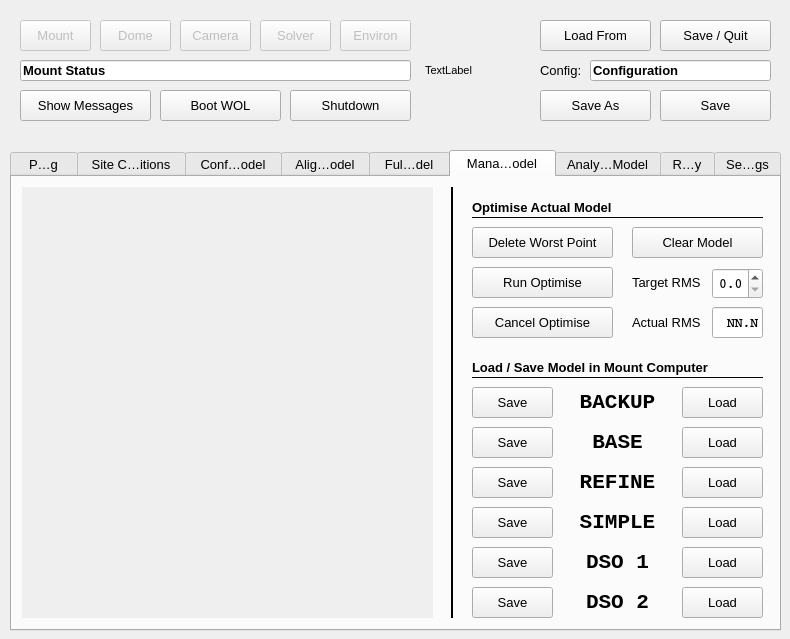
Qt form mountwizzard/gui/wizzard_main_ui.ui (sayitfast/MountWizzard3) before a commit.
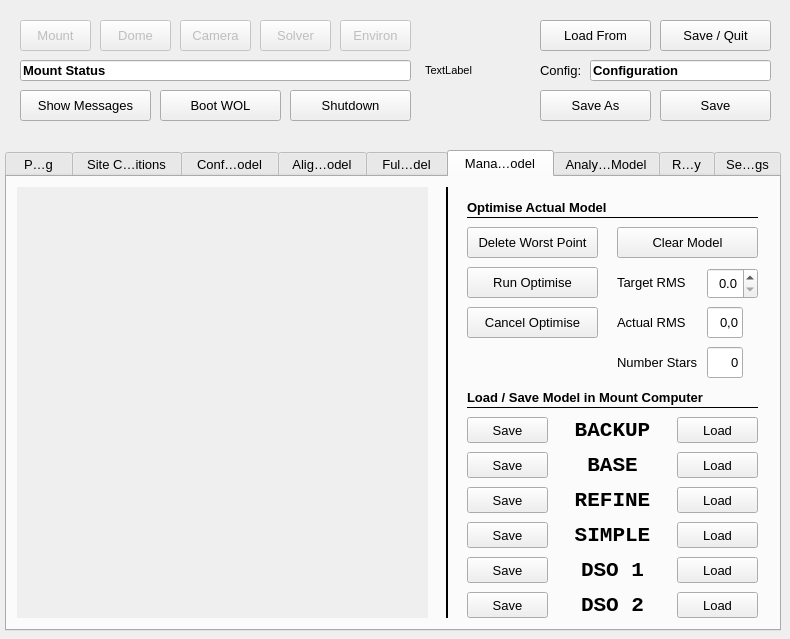
The same form after that commit. The open tabs and pages were chosen to show the change. Custom widgets are drawn as their Qt base class.

What changed in the file:
```diff
--- a/mountwizzard/gui/wizzard_main_ui.ui
+++ b/mountwizzard/gui/wizzard_main_ui.ui
@@ -109,9 +109,9 @@
   <widget class="QTabWidget" name="mainTabWidget">
    <property name="geometry">
     <rect>
-     <x>10</x>
+     <x>5</x>
      <y>150</y>
-     <width>771</width>
+     <width>776</width>
      <height>481</height>
     </rect>
    </property>
@@ -7198,7 +7198,7 @@
     <widget class="QLabel" name="label_37">
      <property name="geometry">
       <rect>
-       <x>620</x>
+       <x>610</x>
        <y>90</y>
        <width>71</width>
        <height>31</height>
@@ -7218,7 +7218,7 @@
       <rect>
        <x>460</x>
        <y>90</y>
-       <width>141</width>
+       <width>131</width>
        <height>31</height>
       </rect>
      </property>
@@ -7240,9 +7240,9 @@
      </property>
      <property name="font">
       <font>
-       <family>Courier</family>
-       <weight>75</weight>
-       <bold>true</bold>
+       <family>Arial</family>
+       <weight>50</weight>
+       <bold>false</bold>
       </font>
      </property>
      <property name="alignment">
@@ -7262,9 +7262,9 @@
      <property name="geometry">
       <rect>
        <x>460</x>
-       <y>210</y>
+       <y>240</y>
        <width>81</width>
-       <height>31</height>
+       <height>26</height>
       </rect>
      </property>
      <property name="toolTip">
@@ -7278,9 +7278,9 @@
      <property name="geometry">
       <rect>
        <x>670</x>
-       <y>210</y>
+       <y>240</y>
        <width>81</width>
-       <height>31</height>
+       <height>26</height>
       </rect>
      </property>
      <property name="toolTip">
@@ -7294,7 +7294,7 @@
      <property name="geometry">
       <rect>
        <x>460</x>
-       <y>200</y>
+       <y>230</y>
        <width>291</width>
        <height>1</height>
       </rect>
@@ -7310,9 +7310,9 @@
      <property name="geometry">
       <rect>
        <x>670</x>
-       <y>330</y>
+       <y>345</y>
        <width>81</width>
-       <height>31</height>
+       <height>26</height>
       </rect>
      </property>
      <property name="toolTip">
@@ -7326,9 +7326,9 @@
      <property name="geometry">
       <rect>
        <x>460</x>
-       <y>330</y>
+       <y>345</y>
        <width>81</width>
-       <height>31</height>
+       <height>26</height>
       </rect>
      </property>
      <property name="toolTip">
@@ -7343,7 +7343,7 @@
       <rect>
        <x>460</x>
        <y>50</y>
-       <width>141</width>
+       <width>131</width>
        <height>31</height>
       </rect>
      </property>
@@ -7397,7 +7397,7 @@
      <property name="geometry">
       <rect>
        <x>460</x>
-       <y>180</y>
+       <y>210</y>
        <width>251</width>
        <height>21</height>
       </rect>
@@ -7417,9 +7417,9 @@
      <property name="geometry">
       <rect>
        <x>670</x>
-       <y>250</y>
+       <y>275</y>
        <width>81</width>
-       <height>31</height>
+       <height>26</height>
       </rect>
      </property>
      <property name="toolTip">
@@ -7433,9 +7433,9 @@
      <property name="geometry">
       <rect>
        <x>460</x>
-       <y>250</y>
+       <y>275</y>
        <width>81</width>
-       <height>31</height>
+       <height>26</height>
       </rect>
      </property>
      <property name="toolTip">
@@ -7449,9 +7449,9 @@
      <property name="geometry">
       <rect>
        <x>550</x>
-       <y>210</y>
+       <y>240</y>
        <width>111</width>
-       <height>31</height>
+       <height>26</height>
       </rect>
      </property>
      <property name="font">
@@ -7473,9 +7473,9 @@
      <property name="geometry">
       <rect>
        <x>550</x>
-       <y>250</y>
+       <y>275</y>
        <width>111</width>
-       <height>31</height>
+       <height>26</height>
       </rect>
      </property>
      <property name="font">
@@ -7497,9 +7497,9 @@
      <property name="geometry">
       <rect>
        <x>550</x>
-       <y>330</y>
+       <y>345</y>
        <width>111</width>
-       <height>31</height>
+       <height>26</height>
       </rect>
      </property>
      <property name="font">
@@ -7521,9 +7521,9 @@
      <property name="geometry">
       <rect>
        <x>460</x>
-       <y>370</y>
+       <y>380</y>
        <width>81</width>
-       <height>31</height>
+       <height>26</height>
       </rect>
      </property>
      <property name="toolTip">
@@ -7537,9 +7537,9 @@
      <property name="geometry">
       <rect>
        <x>670</x>
-       <y>370</y>
+       <y>380</y>
        <width>81</width>
-       <height>31</height>
+       <height>26</height>
       </rect>
      </property>
      <property name="toolTip">
@@ -7553,9 +7553,9 @@
      <property name="geometry">
       <rect>
        <x>460</x>
-       <y>410</y>
+       <y>415</y>
        <width>81</width>
-       <height>31</height>
+       <height>26</height>
       </rect>
      </property>
      <property name="toolTip">
@@ -7569,9 +7569,9 @@
      <property name="geometry">
       <rect>
        <x>670</x>
-       <y>410</y>
+       <y>415</y>
        <width>81</width>
-       <height>31</height>
+       <height>26</height>
       </rect>
      </property>
      <property name="toolTip">
@@ -7585,9 +7585,9 @@
      <property name="geometry">
       <rect>
        <x>550</x>
-       <y>370</y>
+       <y>380</y>
        <width>111</width>
-       <height>31</height>
+       <height>26</height>
       </rect>
      </property>
      <property name="font">
@@ -7609,9 +7609,9 @@
      <property name="geometry">
       <rect>
        <x>550</x>
-       <y>410</y>
+       <y>415</y>
        <width>111</width>
-       <height>31</height>
+       <height>26</height>
       </rect>
      </property>
      <property name="font">
@@ -7633,9 +7633,9 @@
      <property name="geometry">
       <rect>
        <x>460</x>
-       <y>290</y>
+       <y>310</y>
        <width>81</width>
-       <height>31</height>
+       <height>26</height>
       </rect>
      </property>
      <property name="toolTip">
@@ -7649,9 +7649,9 @@
      <property name="geometry">
       <rect>
        <x>550</x>
-       <y>290</y>
+       <y>310</y>
        <width>111</width>
-       <height>31</height>
+       <height>26</height>
       </rect>
      </property>
      <property name="font">
@@ -7673,9 +7673,9 @@
      <property name="geometry">
       <rect>
        <x>670</x>
-       <y>290</y>
+       <y>310</y>
        <width>81</width>
-       <height>31</height>
+       <height>26</height>
       </rect>
      </property>
      <property name="toolTip">
@@ -7728,7 +7728,7 @@
       <rect>
        <x>460</x>
        <y>130</y>
-       <width>141</width>
+       <width>131</width>
        <height>31</height>
       </rect>
      </property>
@@ -7744,16 +7744,16 @@
       <rect>
        <x>700</x>
        <y>130</y>
-       <width>51</width>
+       <width>36</width>
        <height>31</height>
       </rect>
      </property>
      <property name="font">
       <font>
-       <family>Courier</family>
+       <family>Arial</family>
        <pointsize>10</pointsize>
-       <weight>75</weight>
-       <bold>true</bold>
+       <weight>50</weight>
+       <bold>false</bold>
       </font>
      </property>
      <property name="mouseTracking">
@@ -7772,7 +7772,7 @@
       <enum>Qt::RightToLeft</enum>
      </property>
      <property name="text">
-      <string>NN.N</string>
+      <string>0,0</string>
      </property>
      <property name="alignment">
       <set>Qt::AlignRight|Qt::AlignTrailing|Qt::AlignVCenter</set>
@@ -7784,7 +7784,7 @@
     <widget class="QLabel" name="label_75">
      <property name="geometry">
       <rect>
-       <x>620</x>
+       <x>610</x>
        <y>130</y>
        <width>71</width>
        <height>31</height>
@@ -7802,9 +7802,9 @@
     <widget class="QPushButton" name="btn_clearAlignmentModel">
      <property name="geometry">
       <rect>
-       <x>620</x>
+       <x>610</x>
        <y>50</y>
-       <width>131</width>
+       <width>141</width>
        <height>31</height>
       </rect>
      </property>
@@ -7815,6 +7815,66 @@
       <string>Clear Model</string>
      </property>
     </widget>
+    <widget class="QLineEdit" name="le_alignNumberStars2">
+     <property name="geometry">
+      <rect>
+       <x>700</x>
+       <y>170</y>
+       <width>36</width>
+       <height>31</height>
+      </rect>
+     </property>
+     <property name="font">
+      <font>
+       <family>Arial</family>
+       <pointsize>10</pointsize>
+       <weight>50</weight>
+       <bold>false</bold>
+      </font>
+     </property>
+     <property name="mouseTracking">
+      <bool>false</bool>
+     </property>
+     <property name="focusPolicy">
+      <enum>Qt::NoFocus</enum>
+     </property>
+     <property name="acceptDrops">
+      <bool>false</bool>
+     </property>
+     <property name="toolTip">
+      <string>Number of alignment stars in actual used pointing model</string>
+     </property>
+     <property name="layoutDirection">
+      <enum>Qt::RightToLeft</enum>
+     </property>
+     <property name="text">
+      <string>0</string>
+     </property>
+     <property name="alignment">
+      <set>Qt::AlignRight|Qt::AlignTrailing|Qt::AlignVCenter</set>
+     </property>
+     <property name="readOnly">
+      <bool>true</bool>
+     </property>
+    </widget>
+    <widget class="QLabel" name="label_76">
+     <property name="geometry">
+      <rect>
+       <x>610</x>
+       <y>170</y>
+       <width>81</width>
+       <height>31</height>
+      </rect>
+     </property>
+     <property name="font">
+      <font>
+       <pointsize>10</pointsize>
+      </font>
+     </property>
+     <property name="text">
+      <string>Number Stars</string>
+     </property>
+    </widget>
     <zorder>line_18</zorder>
     <zorder>line_44</zorder>
     <zorder>label_37</zorder>
```
Left out of the diff: 357 changed lines with no effect on the pictures.
